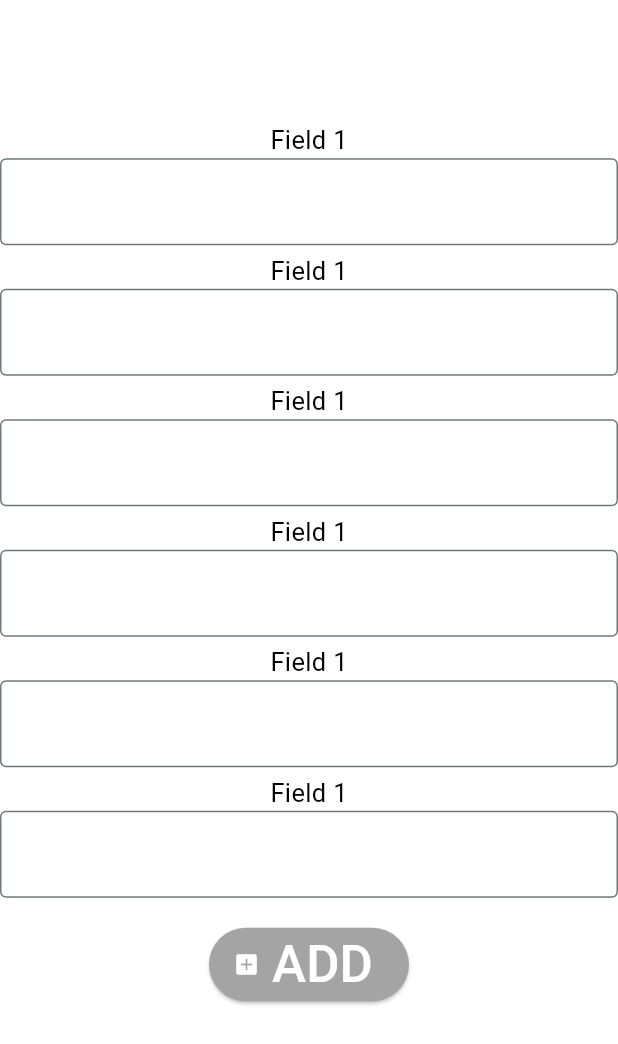
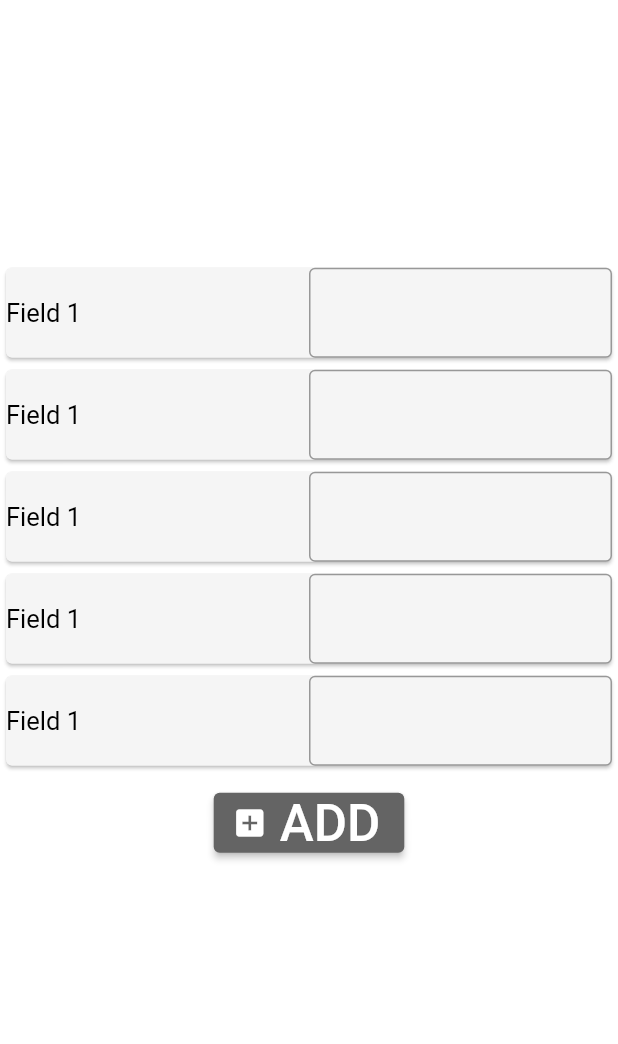
Before and after one commit to koloiyolo/flutter_dessktop_template, a Flutter app: the AddPage screen opened directly, on a phone screen of 412 x 824 dp. Shown: the top 1044 px of the screen. Run offline on Flutter 3.47's test engine with Material 2 defaults, Android fonts, the light colour scheme and no system bars.

Commit message:
some changes to "add" page

```diff
--- a/lib/add.dart
+++ b/lib/add.dart
@@ -18,79 +18,123 @@ class _AddPageState extends State<AddPage> {
         body: Column(
           mainAxisAlignment: MainAxisAlignment.center,
           children: [
-            const SizedBox(height: 5),
-            Text("Field 1",
+            const SizedBox(height: 3),
+            Card(
+              color: globals.cardColor,
+                child: Row(
+              children: [
+                Expanded(
+                  child: Text("Field 1",
                       style: TextStyle(
-                    color: globals.textColor, fontSize: globals.textSize)),
-            TextField(
+                          color: globals.textColor,
+                          fontSize: globals.textSize)),
+                ),
+                Expanded(
+                  child: TextField(
                       cursorColor: globals.textColor,
                       decoration: InputDecoration(
                         border: OutlineInputBorder(),
                         fillColor: globals.textColor,
                       ),
                       style: TextStyle(
-                    fontSize: globals.textSize, color: globals.textColor)),
-                     const SizedBox(height: 5),
-            Text("Field 1",
+                          fontSize: globals.textSize,
+                          color: globals.textColor)),
+                )
+              ],
+            )),
+           Card(
+              color: globals.cardColor,
+                child: Row(
+              children: [
+                Expanded(
+                  child: Text("Field 1",
                       style: TextStyle(
-                    color: globals.textColor, fontSize: globals.textSize)),
-            TextField(
+                          color: globals.textColor,
+                          fontSize: globals.textSize)),
+                ),
+                Expanded(
+                  child: TextField(
                       cursorColor: globals.textColor,
                       decoration: InputDecoration(
                         border: OutlineInputBorder(),
                         fillColor: globals.textColor,
                       ),
                       style: TextStyle(
-                    fontSize: globals.textSize, color: globals.textColor)),
-                     const SizedBox(height: 5),
-            Text("Field 1",
+                          fontSize: globals.textSize,
+                          color: globals.textColor)),
+                )
+              ],
+            )),
+            Card(
+              color: globals.cardColor,
+                child: Row(
+              children: [
+                Expanded(
+                  child: Text("Field 1",
                       style: TextStyle(
-                    color: globals.textColor, fontSize: globals.textSize)),
-            TextField(
+                          color: globals.textColor,
+                          fontSize: globals.textSize)),
+                ),
+                Expanded(
+                  child: TextField(
                       cursorColor: globals.textColor,
                       decoration: InputDecoration(
                         border: OutlineInputBorder(),
                         fillColor: globals.textColor,
                       ),
                       style: TextStyle(
-                    fontSize: globals.textSize, color: globals.textColor)),
-                     const SizedBox(height: 5),
-            Text("Field 1",
+                          fontSize: globals.textSize,
+                          color: globals.textColor)),
+                )
+              ],
+            )),
+            Card(
+              color: globals.cardColor,
+                child: Row(
+              children: [
+                Expanded(
+                  child: Text("Field 1",
                       style: TextStyle(
-                    color: globals.textColor, fontSize: globals.textSize)),
-            TextField(
+                          color: globals.textColor,
+                          fontSize: globals.textSize)),
+                ),
+                Expanded(
+                  child: TextField(
                       cursorColor: globals.textColor,
                       decoration: InputDecoration(
                         border: OutlineInputBorder(),
                         fillColor: globals.textColor,
                       ),
                       style: TextStyle(
-                    fontSize: globals.textSize, color: globals.textColor)),
-                     const SizedBox(height: 5),
-            Text("Field 1",
+                          fontSize: globals.textSize,
+                          color: globals.textColor)),
+                )
+              ],
+            )),
+            Card(
+              color: globals.cardColor,
+                child: Row(
+              children: [
+                Expanded(
+                  child: Text("Field 1",
                       style: TextStyle(
-                    color: globals.textColor, fontSize: globals.textSize)),
-            TextField(
+                          color: globals.textColor,
+                          fontSize: globals.textSize)),
+                ),
+                Expanded(
+                  child: TextField(
                       cursorColor: globals.textColor,
                       decoration: InputDecoration(
                         border: OutlineInputBorder(),
                         fillColor: globals.textColor,
                       ),
                       style: TextStyle(
-                    fontSize: globals.textSize, color: globals.textColor)),
-                     const SizedBox(height: 5),
-            Text("Field 1",
-                style: TextStyle(
-                    color: globals.textColor, fontSize: globals.textSize)),
-            TextField(
-              cursorColor: globals.textColor,
-                decoration: InputDecoration(
-                  border: OutlineInputBorder(),
-                    fillColor: globals.textColor,
-                    ),
-                style: TextStyle(
-                    fontSize: globals.textSize, color: globals.textColor)),
-            const SizedBox(height: 20),
+                          fontSize: globals.textSize,
+                          color: globals.textColor)),
+                )
+              ],
+            )),
+            const SizedBox(height: 10),
             ElevatedButton.icon(
               onPressed: () {},
               icon: Icon(Icons.add_box, color: globals.buttonTextColor),
--- a/lib/globals.dart
+++ b/lib/globals.dart
@@ -16,18 +16,18 @@ Widget page = HomePage(); //tmp page variable for Navigation rail
 //var lightModeSeed = const Color.fromARGB(255, 189, 82, 39);
 var lightModeBackground = const Color.fromARGB(255, 255, 255, 255);
 var lightNavColor = const Color.fromARGB(255, 235, 235, 235);
-var lightNavIconColor = const Color.fromARGB(255, 67, 67, 67);
+var lightNavIconColor = const Color.fromARGB(255, 60, 60, 60);
 var lightSelectedNavButtonColor = const Color.fromARGB(255, 200, 200, 200);
 var lightTextColor = const Color.fromARGB(255, 0, 0, 0);
 var lightCardColor = const Color.fromARGB(255, 245, 245, 245);
-var lightButtonColor = const Color.fromARGB(255, 160, 160, 160);
+var lightButtonColor = const Color.fromARGB(255, 100, 100, 100);
 
 //darkMode
 //var darkModeSeed = const Color.fromARGB(255, 189, 82, 39);
 var darkModeBackground = const Color.fromARGB(255, 100, 100, 100);
-var darkNavColor = const Color.fromARGB(255, 67, 67, 67);
+var darkNavColor = const Color.fromARGB(255, 90, 90, 90);
 var darkNavIconColor = const Color.fromARGB(255, 255, 255, 255);
-var darkSelectedNavButtonColor = const Color.fromARGB(255, 100, 100, 100);
+var darkSelectedNavButtonColor = const Color.fromARGB(255, 120, 120, 120);
 var darkTextColor = const Color.fromARGB(255, 255, 255, 255);
 var darkCardColor = const Color.fromARGB(255, 200, 200, 200);
 var darkButtonColor = const Color.fromARGB(255, 60, 60, 60);
--- a/lib/main.dart
+++ b/lib/main.dart
@@ -24,8 +24,7 @@ class MyApp extends StatelessWidget {
         debugShowCheckedModeBanner: false,
 
         theme: ThemeData(
-          useMaterial3: true,
-          colorSchemeSeed: Colors.grey,),
+          primaryColor: Color.fromARGB(255, 125, 125, 125)),
         home: const NavBar()
       );
 
--- a/lib/settings.dart
+++ b/lib/settings.dart
@@ -17,7 +17,7 @@ class _SettingsPageState extends State<SettingsPage> {
       backgroundColor: globals.backgroundColor,
       body: Column(
         children: [
-          const SizedBox(height: 5),
+          const SizedBox(height: 10),
           Card(
               color: globals.cardColor,
               surfaceTintColor: globals.cardColor,
@@ -43,7 +43,7 @@ class _SettingsPageState extends State<SettingsPage> {
               ),
             ),
           ),
-          const SizedBox(height: 5),
+          const SizedBox(height: 10),
           Card(
               color: globals.cardColor,
               surfaceTintColor: globals.cardColor,
@@ -69,7 +69,7 @@ class _SettingsPageState extends State<SettingsPage> {
               ),
             ),
           ),
-          const SizedBox(height: 5),
+          const SizedBox(height: 10),
           Card(
               color: globals.cardColor,
               surfaceTintColor: globals.cardColor,
@@ -95,7 +95,7 @@ class _SettingsPageState extends State<SettingsPage> {
               ),
             ),
           ),
-          const SizedBox(height: 5),
+          const SizedBox(height: 10),
           Card(
               color: globals.cardColor,
               surfaceTintColor: globals.cardColor,
@@ -121,7 +121,7 @@ class _SettingsPageState extends State<SettingsPage> {
               ),
             ),
           ),
-          const SizedBox(height: 5),
+          const SizedBox(height: 10),
           Card(
               color: globals.cardColor,
               surfaceTintColor: globals.cardColor,
@@ -147,7 +147,7 @@ class _SettingsPageState extends State<SettingsPage> {
               ),
             ),
           ),
-          const SizedBox(height: 5),
+          const SizedBox(height: 10),
           Card(
               color: globals.cardColor,
               surfaceTintColor: globals.cardColor,
```
Lines whose indentation alone changed are shown as unchanged.
